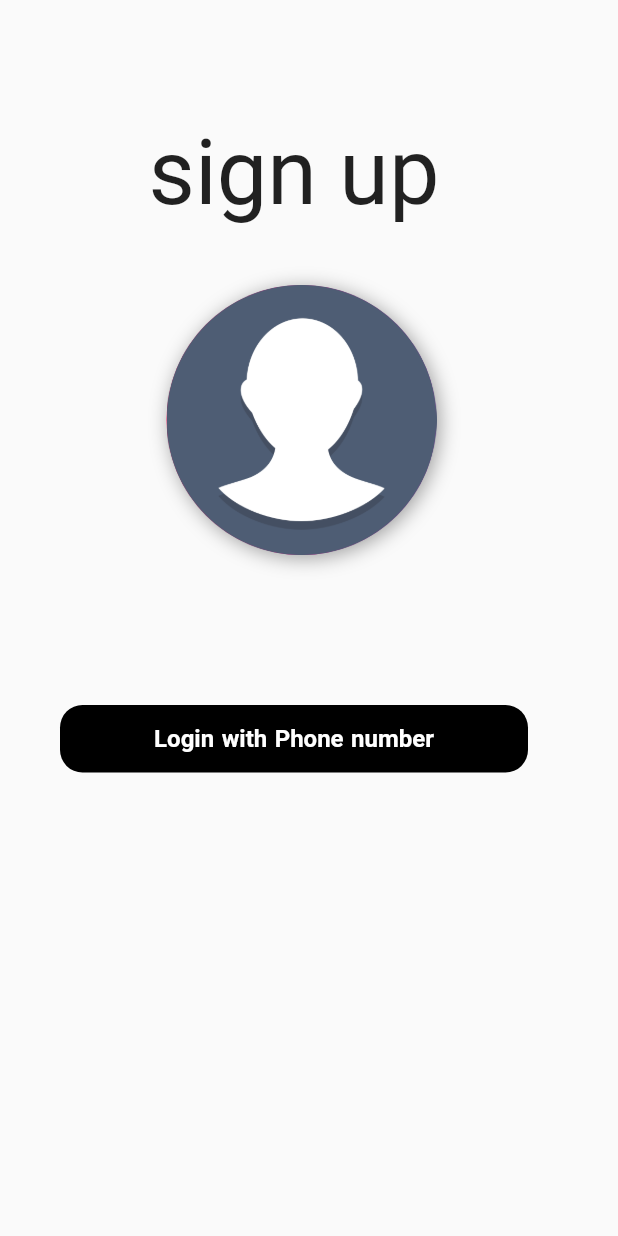
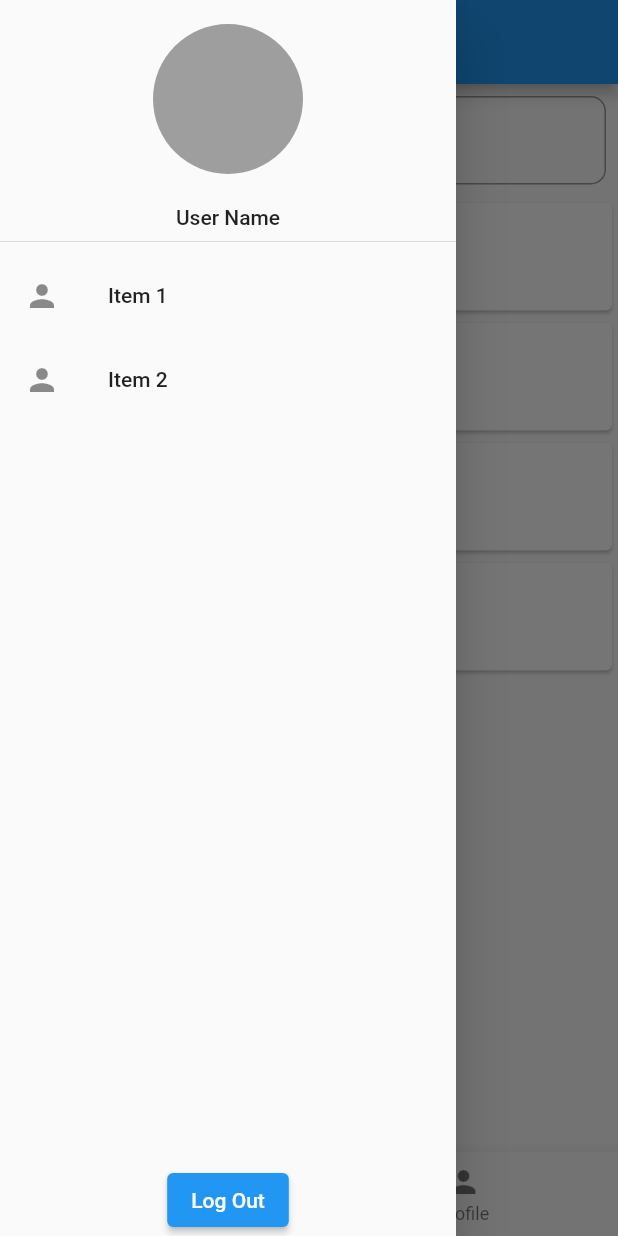
Before and after one commit to parthsanghani525/society, a Flutter app: the screen it shows after launch, with the side drawer open (before the commit the screen has no drawer), on a phone screen of 412 x 824 dp. Run offline on Flutter 3.47's test engine with Material 2 defaults, Android fonts, the light colour scheme and no system bars; our stand-ins replace firebase_auth, firebase_core, fluttertoast; missing offline and left inert: otp_autofill; accounts and stored records are empty.

Commit message:
home screen add bottom navigationbar

```diff
--- a/lib/dashboard/login_dashboard.dart
+++ b/lib/dashboard/login_dashboard.dart
@@ -42,7 +42,7 @@ class LoginDashboard extends ChangeNotifier {
         Navigator.push(
           context,
           MaterialPageRoute(
-            builder: (context) => const HomePage(),
+            builder: (context) => HomePage(),
           ),
         );
       }
--- a/lib/main.dart
+++ b/lib/main.dart
@@ -2,17 +2,15 @@ import 'package:firebase_core/firebase_core.dart';
 import 'package:flutter/material.dart';
 import 'package:provider/provider.dart';
 import 'package:society/dashboard/login_dashboard.dart';
-import 'package:society/screen/login_screen.dart';
-
+import 'package:society/screen/home_screen.dart';
 void main() async{
   WidgetsFlutterBinding.ensureInitialized();
   await Firebase.initializeApp();
 
-  runApp(const MyApp());
+  runApp( MyApp());
 }
 
 class MyApp extends StatelessWidget {
-  const MyApp({Key? key}) : super(key: key);
 
   @override
   Widget build(BuildContext context) {
@@ -20,10 +18,10 @@ class MyApp extends StatelessWidget {
       providers: [
         ChangeNotifierProvider(create: (_) => LoginDashboard()),
       ],
-      child: const MaterialApp(
+      child: MaterialApp(
         title: 'society',
         debugShowCheckedModeBanner: false,
-        home: LoginPage(),
+        home: HomePage(),
       ),
     );
   }
--- /dev/null
+++ b/lib/screen/home/bottom_home_screen.dart
@@ -0,0 +1,93 @@
+import 'package:flutter/material.dart';
+
+class HomeScreen extends StatefulWidget {
+  @override
+  _HomeScreenState createState() => _HomeScreenState();
+}
+
+class _HomeScreenState extends State<HomeScreen> {
+  @override
+  Widget build(BuildContext context) {
+    return Scaffold(
+      body: ListSearch(),
+    );
+  }
+}
+
+class ListSearch extends StatefulWidget {
+  const ListSearch({Key? key}) : super(key: key);
+
+  @override
+  _ListSearchState createState() => _ListSearchState();
+}
+
+class _ListSearchState extends State<ListSearch> {
+  TextEditingController _textEditingController = TextEditingController();
+  final List<Map<String, dynamic>> allData = [
+    {"id": "1", "name": "Ram", "vehno": "GJ05AB1234"},
+    {"id": "2", "name": "Roy", "vehno": "GJ05AC1111"},
+    {"id": "3", "name": "Jack", "vehno": "GJ05AD1222"},
+    {"id": "4", "name": "Ryan", "vehno": "GJ05SH3659"},
+  ];
+  List<Map<String, dynamic>> foundData = [];
+  @override
+  void initState() {
+    foundData = allData;
+    super.initState();
+  }
+
+  void runFilter(String enterVal) {
+    List<Map<String, dynamic>> result = [];
+    if (enterVal.isEmpty) {
+      result = allData;
+    } else {
+      result = allData
+          .where((user) =>
+              user["name"].toLowerCase().contains(enterVal.toLowerCase()) ||
+              user["vehno"].toLowerCase().contains(enterVal.toLowerCase()))
+          .toList();
+    }
+    setState(() {
+      foundData = result;
+    });
+  }
+
+  @override
+  Widget build(BuildContext context) {
+    return Column(
+      children: [
+        Padding(
+          padding: const EdgeInsets.all(8.0),
+          child: TextField(
+            controller: _textEditingController,
+            decoration: InputDecoration(
+              hintText: "Search...",
+              labelText: "Search",
+              prefixIcon: Icon(Icons.search),
+              border:
+                  OutlineInputBorder(borderRadius: BorderRadius.circular(10)),
+            ),
+            onChanged: (String val) => runFilter(val),
+          ),
+        ),
+        Expanded(
+          child: foundData.isNotEmpty
+              ? ListView.builder(
+                  itemCount: foundData.length,
+                  itemBuilder: (context, index) => Card(
+                        key: ValueKey(foundData[index]["id"]),
+                        child: ListTile(
+                          leading: Text(foundData[index]["id"]),
+                          title: Text(foundData[index]["name"]),
+                          subtitle: Text(foundData[index]["vehno"]),
+                        ),
+                      ))
+              : Text(
+                  'No results found',
+                  style: TextStyle(fontSize: 24),
+                ),
+        ),
+      ],
+    );
+  }
+}
--- /dev/null
+++ b/lib/screen/home/bottom_profile_screen.dart
@@ -0,0 +1,15 @@
+import 'package:flutter/material.dart';
+
+class ProfileScreeen extends StatefulWidget {
+
+  @override
+  _ProfileScreeenState createState() => _ProfileScreeenState();
+}
+
+class _ProfileScreeenState extends State<ProfileScreeen> {
+  @override
+  Widget build(BuildContext context) {
+    return Scaffold(
+    );
+  }
+}
--- a/lib/screen/home_screen.dart
+++ b/lib/screen/home_screen.dart
@@ -1,22 +1,95 @@
 import 'package:flutter/material.dart';
+import 'package:society/screen/home/bottom_home_screen.dart';
+import 'package:society/utils/color.dart';
+import 'home/bottom_profile_screen.dart';
 
 class HomePage extends StatefulWidget {
-  const HomePage({Key? key}) : super(key: key);
-
   @override
   _HomePageState createState() => _HomePageState();
 }
 
 class _HomePageState extends State<HomePage> {
+  int _selectedIndex = 0;
+  final screen = [
+    HomeScreen(),
+    ProfileScreeen(),
+  ];
+  final appbar = [Text("Home Page"), Text("Profile")];
   @override
   Widget build(BuildContext context) {
-    return const Scaffold(
-      body: Center(
-        child: Text(
-          'HomePage',
-          style: TextStyle(fontSize: 25),
-        ),
+    return Scaffold(
+      appBar: AppBar(
+        title: appbar[_selectedIndex],
+      ),
+      drawer: drawer(context),
+      bottomNavigationBar: bottomNavbar(),
+      body: screen[_selectedIndex],
+    );
+  }
+
+  Widget drawer(context) {
+    return Drawer(
+      child: Column(
+        children: [
+          Expanded(
+            child: ListView(
+              children: [
+                DrawerHeader(
+                    child: Column(
+                      mainAxisAlignment: MainAxisAlignment.spaceBetween,
+                  children: [
+                    CircleAvatar(
+                      backgroundColor: ColorScreen.grey,
+                      radius: 50,
+                    ),
+                    Text("User Name")
+                  ],
+                )),
+                ListTile(
+                  leading: Icon(Icons.person),
+                  title: const Text('Item 1'),
+                  onTap: () {
+                    Navigator.pop(context);
+                  },
+                ),
+                ListTile(
+                  leading: Icon(Icons.person),
+                  title: const Text('Item 2'),
+                  onTap: () {
+                    Navigator.pop(context);
+                  },
+                ),
+              ],
+            ),
+          ), ElevatedButton(
+            onPressed: (){
+              Navigator.of(context).pop();
+            },
+            child: Text("Log Out"),)
+        ],
       ),
     );
   }
+
+  Widget bottomNavbar() {
+    return BottomNavigationBar(
+      items: <BottomNavigationBarItem>[
+        BottomNavigationBarItem(
+          icon: Icon(Icons.home_outlined),
+          label: "Home",
+        ),
+        BottomNavigationBarItem(
+          icon: Icon(Icons.person),
+          label: "Profile",
+        )
+      ],
+      currentIndex: _selectedIndex,
+      selectedItemColor: ColorScreen.amber,
+      onTap: (int index) {
+        setState(() {
+          _selectedIndex = index;
+        });
+      },
+    );
+  }
 }
--- a/lib/utils/color.dart
+++ b/lib/utils/color.dart
@@ -8,4 +8,5 @@ class ColorScreen {
   static const Color blue = Colors.blue;
   static const Color white = Colors.white;
   static const Color black = Colors.black;
+  static const Color amber = Colors.amber;
 }
```
Also changed, not shown: 2 other files.
